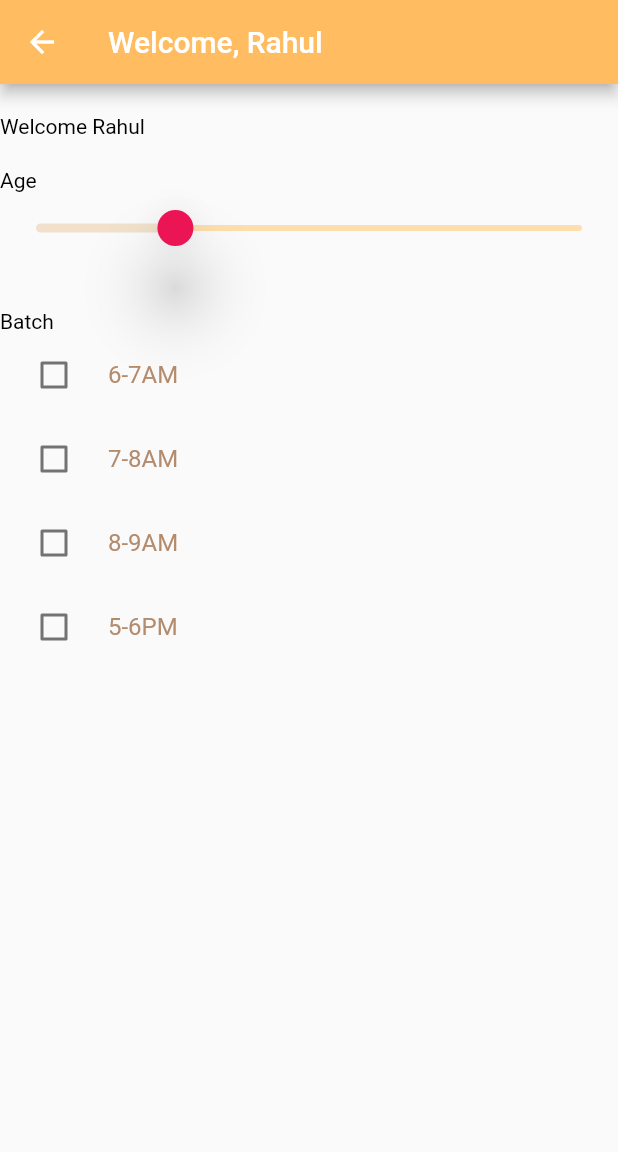
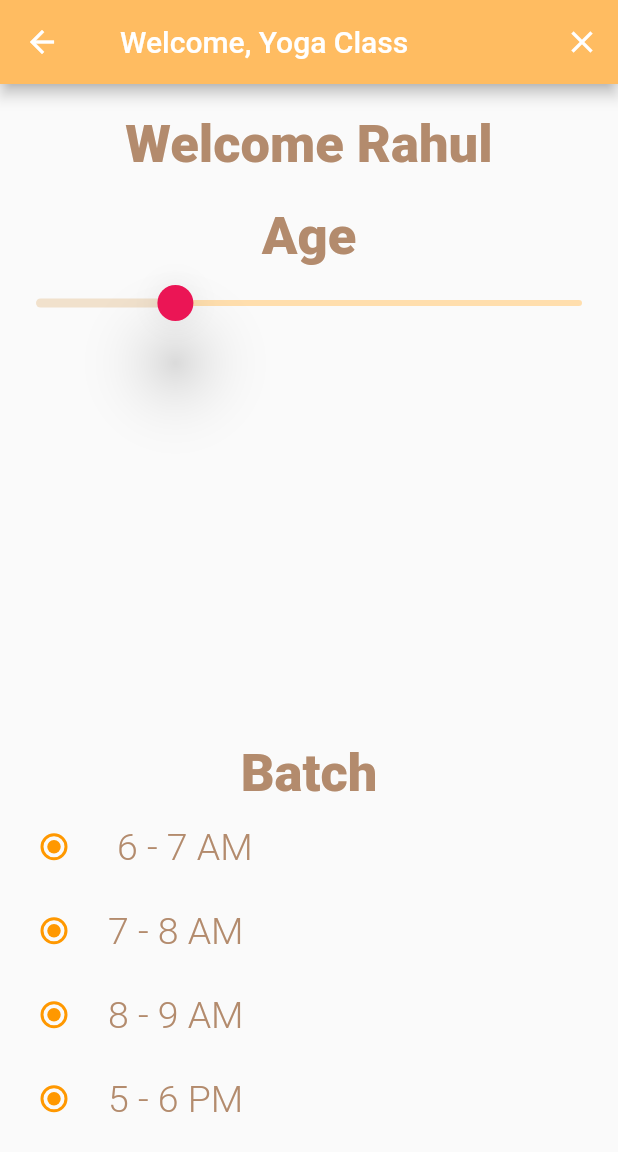
Before and after one commit to rahul07sharmars/YogaClass, a Flutter app: the HomeScreen screen opened by its route, on a phone screen of 412 x 824 dp. Shown: the top 1152 px of the screen. Run offline on Flutter 3.47's test engine with Material 2 defaults, Android fonts, the light colour scheme and no system bars.

Commit message:
radio_button_added

```diff
--- a/yoga_class/lib/Screens/home_screen.dart
+++ b/yoga_class/lib/Screens/home_screen.dart
@@ -1,4 +1,6 @@
 import 'package:flutter/material.dart';
+import 'package:yoga_class/constants.dart';
+import 'login_screen.dart';
 
 class HomeScreen extends StatefulWidget {
   static String id = 'homescreen';
@@ -14,8 +16,18 @@ class _HomeScreenState extends State<HomeScreen> {
   Widget build(BuildContext context) {
     return Scaffold(
       appBar: AppBar(
-        title: Text("Welcome, Rahul"),
+        title: Padding(
+          padding: const EdgeInsets.only(left: 8.0),
+          child: Text("Welcome, Yoga Class"),
+        ),
         backgroundColor: Color(0XffFFBC61),
+        actions: <Widget>[
+          IconButton(
+              icon: Icon(Icons.close),
+              onPressed: () {
+                Navigator.pushNamed(context, LoginScreen.id);
+              }),
+        ],
       ),
       body: Column(
         crossAxisAlignment: CrossAxisAlignment.stretch,
@@ -23,16 +35,21 @@ class _HomeScreenState extends State<HomeScreen> {
           SizedBox(
             height: 20,
           ),
-          Text(
+          Center(
+            child: Text(
               "Welcome Rahul",
-            style: TextStyle(color: Colors.black),
+              style: kheaderTextStyle,
+            ),
           ),
           SizedBox(
             height: 20,
           ),
+          Expanded(
+            child: Column(
+              children: [
                 Text(
                   "Age",
-            style: TextStyle(color: Colors.black),
+                  style: kheaderTextStyle,
                 ),
                 SliderTheme(
                   data: SliderTheme.of(context).copyWith(
@@ -57,76 +74,112 @@ class _HomeScreenState extends State<HomeScreen> {
                     },
                   ),
                 ),
+              ],
+            ),
+          ),
           SizedBox(
             height: 30.0,
           ),
+          Expanded(
+            child: Column(
+              children: [
                 Text(
                   "Batch",
-            style: TextStyle(color: Colors.black),
+                  style: kheaderTextStyle,
                 ),
-          CheckboxListTile(
-            title: Text(
-              "6-7AM",
-              style: TextStyle(color: Color(0xffB38b6d)),
+                //   CheckboxListTile(
+                //     title: Text(
+                //       "6-7AM",
+                //       style: TextStyle(color: Color(0xffB38b6d)),
+                //     ),
+                //     value: checkedValue,
+                //     onChanged: (newValue) {
+                //       setState(() {
+                //         checkedValue = true;
+                //         print(checkedValue);
+                //       });
+                //     },
+                //     controlAffinity:
+                //         ListTileControlAffinity.leading, //  <-- leading Checkbox
+                //   ),CheckboxListTile(
+                //     title: Text(
+                //       "7-8AM",
+                //       style: TextStyle(color: Color(0xffB38b6d)),
+                //     ),
+                //     value: checkedValue,
+                //     onChanged: (newValue) {
+                //       setState(() {
+                //         checkedValue = true;
+                //         print(checkedValue);
+                //       });
+                //     },
+                //     controlAffinity:
+                //         ListTileControlAffinity.leading, //  <-- leading Checkbox
+                //   ),
+
+                // CheckboxListTile(
+                //     title: Text(
+                //       "8-9AM",
+                //       style: TextStyle(color: Color(0xffB38b6d)),
+                //     ),
+                //     value: checkedValue,
+                //     onChanged: (newValue) {
+                //       setState(() {
+                //         checkedValue = true;
+                //         print(checkedValue);
+                //       });
+                //     },
+                //     controlAffinity:
+                //         ListTileControlAffinity.leading, //  <-- leading Checkbox
+                //   )
+                // ,
+                // CheckboxListTile(
+                //   title: Text(
+                //     "5-6PM",
+                //     style: TextStyle(color: Color(0xffB38b6d)),
+                //   ),
+                //   value: checkedValue,
+                //   onChanged: (newValue) {
+                //     setState(() {
+                //       checkedValue = true;
+                //       print(checkedValue);
+                //     });
+                //   },
+                //   controlAffinity:
+                //       ListTileControlAffinity.leading, //  <-- leading Checkbox
+                // ),
+                RadioListTile(
+                  title: Text(" 6 - 7 AM", style: klabelTextStyle),
+                  value: 1,
+                  groupValue: 1,
+                  onChanged: (val) {},
+                  activeColor: Colors.orange,
                 ),
-            value: checkedValue,
-            onChanged: (newValue) {
-              setState(() {
-                checkedValue = true;
-                print(checkedValue);
-              });
-            },
-            controlAffinity:
-                ListTileControlAffinity.leading, //  <-- leading Checkbox
-          ),CheckboxListTile(
-            title: Text(
-              "7-8AM",
-              style: TextStyle(color: Color(0xffB38b6d)),
+                RadioListTile(
+                  title: Text("7 - 8 AM", style: klabelTextStyle),
+                  value: 1,
+                  groupValue: 1,
+                  onChanged: (val) {},
+                  activeColor: Colors.orange,
                 ),
-            value: checkedValue,
-            onChanged: (newValue) {
-              setState(() {
-                checkedValue = true;
-                print(checkedValue);
-              });
-            },
-            controlAffinity:
-                ListTileControlAffinity.leading, //  <-- leading Checkbox
+                RadioListTile(
+                  title: Text("8 - 9 AM", style: klabelTextStyle),
+                  value: 1,
+                  groupValue: 1,
+                  onChanged: (val) {},
+                  activeColor: Colors.orange,
                 ),
-
-        CheckboxListTile(
-            title: Text(
-              "8-9AM",
-              style: TextStyle(color: Color(0xffB38b6d)),
-            ),
-            value: checkedValue,
-            onChanged: (newValue) {
-              setState(() {
-                checkedValue = true;
-                print(checkedValue);
-              });
-            },
-            controlAffinity:
-                ListTileControlAffinity.leading, //  <-- leading Checkbox
-          )
-        ,
-          CheckboxListTile(
-            title: Text(
-              "5-6PM",
-              style: TextStyle(color: Color(0xffB38b6d)),
-            ),
-            value: checkedValue,
-            onChanged: (newValue) {
-              setState(() {
-                checkedValue = true;
-                print(checkedValue);
-              });
-            },
-            controlAffinity:
-                ListTileControlAffinity.leading, //  <-- leading Checkbox
+                RadioListTile(
+                  title: Text("5 - 6 PM", style: klabelTextStyle),
+                  value: 1,
+                  groupValue: 1,
+                  onChanged: (val) {},
+                  activeColor: Colors.orange,
                 )
               ],
-
+            ),
+          )
+        ],
       ),
     );
   }
--- a/yoga_class/lib/Screens/welcome_screen.dart
+++ b/yoga_class/lib/Screens/welcome_screen.dart
@@ -15,7 +15,9 @@ class WelcomeScreen extends StatelessWidget {
           mainAxisAlignment: MainAxisAlignment.center,
           crossAxisAlignment: CrossAxisAlignment.stretch,
           children: [
-            Text('Welcome'),
+            Text('Welcome',style: TextStyle(color: Color(0xff39191D),
+            fontSize: 45,
+            ),),
             SizedBox(
               height: 48.0,
             ),
--- a/yoga_class/lib/constants.dart
+++ b/yoga_class/lib/constants.dart
@@ -1,4 +1,16 @@
 import 'package:flutter/material.dart';
+
+const klabelTextStyle = TextStyle(
+  fontSize: 25,
+  fontWeight: FontWeight.w300,
+  color: Color(0xffB38b6d),
+);
+
+const kheaderTextStyle = TextStyle(
+  fontSize: 35,
+  fontWeight: FontWeight.w800,
+  color: Color(0xffB38b6d),
+);
 
 const kTextFieldDecoration = InputDecoration(
   hintStyle: TextStyle(color: Colors.grey),
```
Lines whose indentation alone changed are shown as unchanged.
